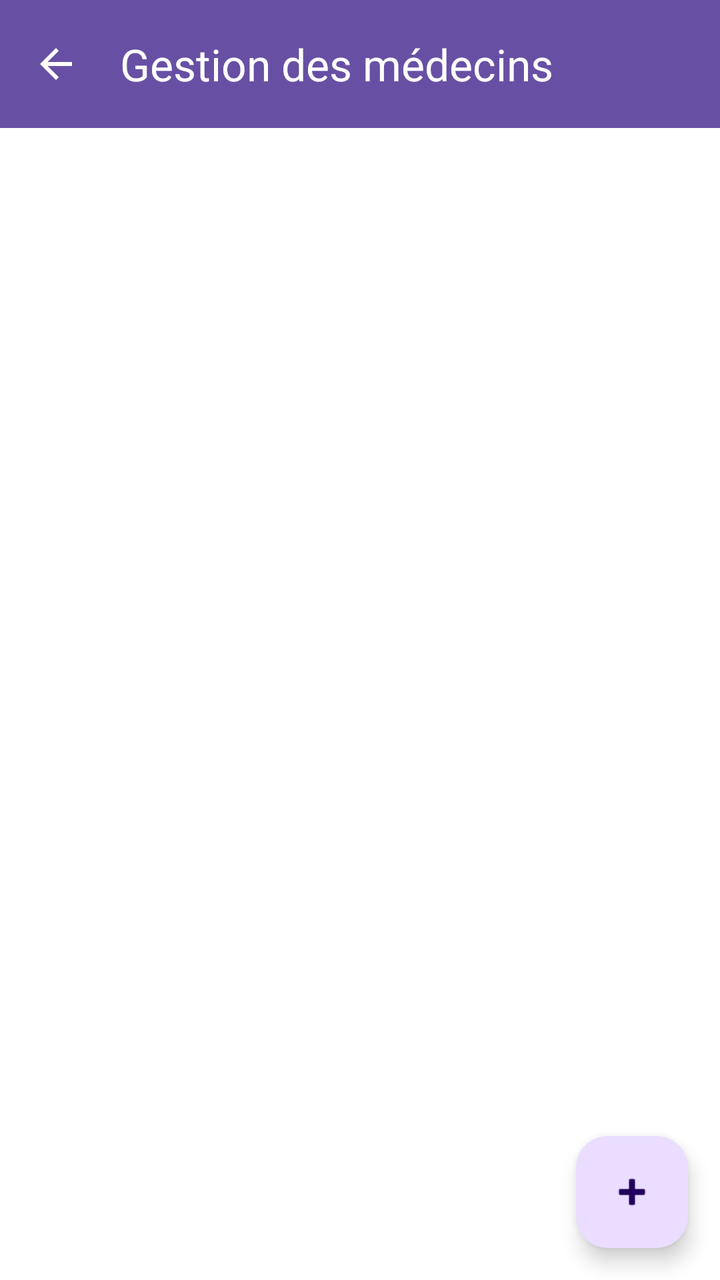
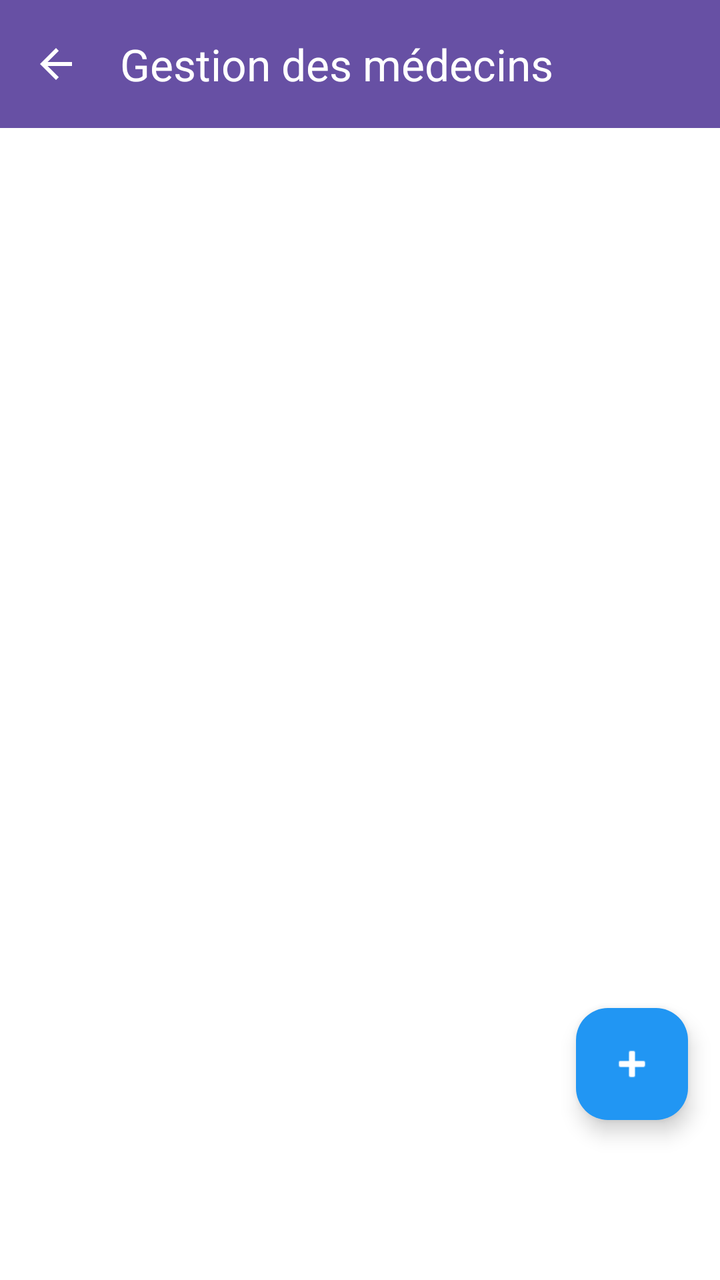

Screens rendered from an Android XML layout before and after an edit, with the pre-edit source and the edit as a unified diff.
<!-- AndroidManifest.xml: application theme Theme.CabinetMedical -->
<!-- res/layout/activity_admin_doctors_list.xml -->
<?xml version="1.0" encoding="utf-8"?>
<LinearLayout xmlns:android="http://schemas.android.com/apk/res/android"
    xmlns:app="http://schemas.android.com/apk/res-auto"
    android:layout_width="match_parent"
    android:layout_height="match_parent"
    android:orientation="vertical"
    android:background="@color/white">

    
    <com.google.android.material.appbar.MaterialToolbar
        android:id="@+id/toolbar"
        android:layout_width="match_parent"
        android:layout_height="?attr/actionBarSize"
        android:background="?attr/colorPrimary"
        app:title="Gestion des médecins"
        app:titleTextColor="@android:color/white"
        app:navigationIcon="?attr/homeAsUpIndicator"
        app:navigationIconTint="@android:color/white" />

    
    <androidx.coordinatorlayout.widget.CoordinatorLayout
        android:layout_width="match_parent"
        android:layout_height="0dp"
        android:layout_weight="1">

        <FrameLayout
            android:layout_width="match_parent"
            android:layout_height="match_parent">

            
            <androidx.recyclerview.widget.RecyclerView
                android:id="@+id/recycler_view"
                android:layout_width="match_parent"
                android:layout_height="match_parent"
                android:padding="16dp"
                android:clipToPadding="false" />

            
            <ProgressBar
                android:id="@+id/progress_bar"
                android:layout_width="wrap_content"
                android:layout_height="wrap_content"
                android:layout_gravity="center"
                android:visibility="gone" />

            
            <TextView
                android:id="@+id/error_message"
                android:layout_width="match_parent"
                android:layout_height="wrap_content"
                android:layout_gravity="center"
                android:layout_margin="24dp"
                android:visibility="gone"
                android:text="Erreur de chargement"
                android:textColor="@color/error"
                android:textSize="16sp"
                android:gravity="center"
                android:padding="16dp"
                android:background="@drawable/error_background" />

            
            <TextView
                android:id="@+id/empty_message"
                android:layout_width="wrap_content"
                android:layout_height="wrap_content"
                android:layout_gravity="center"
                android:visibility="gone"
                android:text="Aucun médecin enregistré"
                android:textSize="18sp"
                android:textColor="@color/text_secondary" />

        </FrameLayout>

        
        <com.google.android.material.floatingactionbutton.FloatingActionButton
            android:id="@+id/fab_add_doctor"
            android:layout_width="wrap_content"
            android:layout_height="wrap_content"
            android:layout_gravity="bottom|end"
            android:layout_margin="16dp"
            android:src="@android:drawable/ic_input_add"
            android:contentDescription="Ajouter un médecin" />

    </androidx.coordinatorlayout.widget.CoordinatorLayout>

</LinearLayout>
<!-- resources referenced by this layout -->
<resources>
  <color name="error">#F44336</color>
  <color name="text_secondary">#757575</color>
  <color name="white">#FFFFFFFF</color>
  <!-- drawable error_background (drawable) -->
  <?xml version="1.0" encoding="utf-8"?>
  <shape xmlns:android="http://schemas.android.com/apk/res/android"
      android:shape="rectangle">
      <solid android:color="#FFEBEE" />
      <corners android:radius="8dp" />
      <stroke
          android:width="1dp"
          android:color="#F44336" />
  </shape>
  <style name="Theme.CabinetMedical" parent="Base.Theme.CabinetMedical" />
  <style name="Base.Theme.CabinetMedical" parent="Theme.Material3.DayNight.NoActionBar">
          
          
      </style>
</resources>

<!-- the commit's change to res/layout/activity_admin_doctors_list.xml (unified diff, before → after) -->
@@ -77,9 +77,12 @@
             android:layout_width="wrap_content"
             android:layout_height="wrap_content"
             android:layout_gravity="bottom|end"
-            android:layout_margin="16dp"
+            android:layout_marginEnd="16dp"
+            android:layout_marginBottom="80dp"
             android:src="@android:drawable/ic_input_add"
-            android:contentDescription="Ajouter un médecin" />
+            android:contentDescription="Ajouter un médecin"
+            app:backgroundTint="@color/primary"
+            app:tint="@color/white" />
 
     </androidx.coordinatorlayout.widget.CoordinatorLayout>
 
<!-- resource entries referenced after the edit -->
@@ -1,6 +1,7 @@
 <!-- resources referenced by this layout -->
 <resources>
   <color name="error">#F44336</color>
+  <color name="primary">#2196F3</color>
   <color name="text_secondary">#757575</color>
   <color name="white">#FFFFFFFF</color>
   <!-- drawable error_background (drawable) -->
